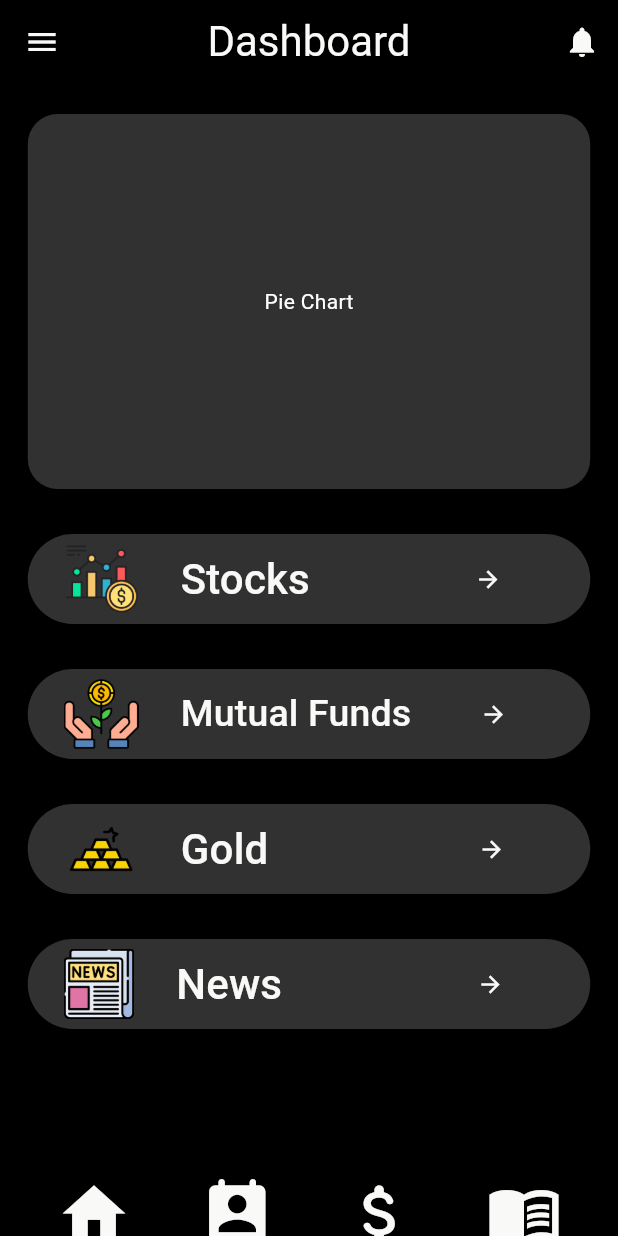
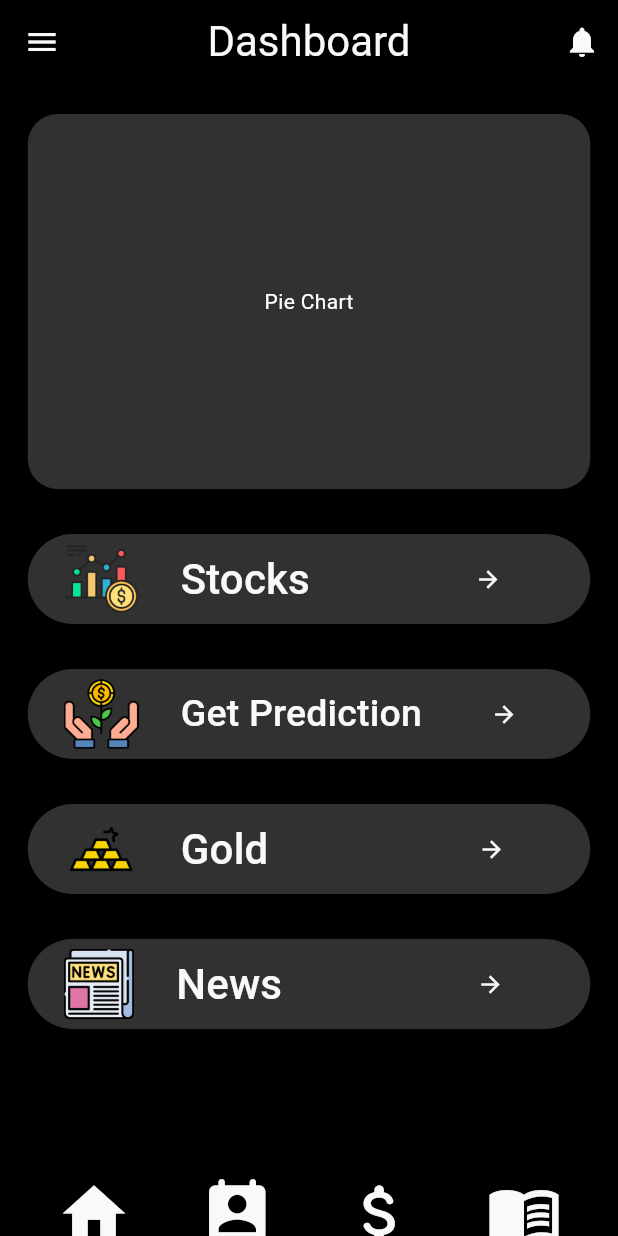
Before and after one commit to stranger-scripts-06/investment-manager, a Flutter app: the screen it shows once a user with an empty profile is signed in, on a phone screen of 412 x 824 dp. Run offline on Flutter 3.47's test engine with Material 3 defaults, Android fonts, the phone set to English and light mode, and no system bars; our stand-ins replace cloud_firestore, firebase_auth, firebase_core, flutter_svg; accounts and stored records are empty.

Commit message:
prediction page along with predictions added

```diff
--- a/lib/main.dart
+++ b/lib/main.dart
@@ -3,6 +3,7 @@ import 'package:investment_manager/auth/mainpage.dart';
 import 'package:investment_manager/pages/homepage.dart';
 import 'package:investment_manager/pages/loginpage.dart';
 import 'package:investment_manager/pages/portfoliopage.dart';
+import 'package:investment_manager/pages/prediction.dart';
 import 'package:investment_manager/pages/settingpage.dart';
 import 'package:investment_manager/pages/signup.dart';
 import 'package:investment_manager/pages/stockspage.dart';
@@ -49,7 +50,7 @@ class MyApp extends StatelessWidget {
         '/': (context) => MainPage(),
         '/home': (context) => HomePage(),
         '/stocks': (context) => StocksPage(),
-        '/mutualfunds': (context) => MutualFundsPage(),
+        '/prediction': (context) => ForecastApp(),
         '/gold': (context) => BullionPage(),
         '/settings': (context) => SettingsPage(),
         '/portfolio': (context) => PortfolioPage(),
--- a/lib/pages/homepage.dart
+++ b/lib/pages/homepage.dart
@@ -1,6 +1,7 @@
 import 'package:firebase_auth/firebase_auth.dart';
 import 'package:flutter/material.dart';
 import 'package:flutter_svg/flutter_svg.dart';
+
 class HomePage extends StatefulWidget {
   const HomePage({super.key});
 
@@ -15,21 +16,24 @@ class _HomePageState extends State<HomePage> {
   Widget build(BuildContext context) {
     return Scaffold(
       appBar: AppBar(
-        title: Text("Dashboard",
+        title: Text(
+          "Dashboard",
           style: TextStyle(
             color: Color(0xFFF9FAF8),
             fontSize: 28.0,
           ),
         ),
         centerTitle: true,
-        leading: IconButton(onPressed: (){
+        leading: IconButton(
+          onPressed: () {
             Navigator.pushNamed(context, '/settings');
           },
           icon: Icon(Icons.menu),
           color: Color(0xFFF9FAF8),
         ),
         actions: [
-          IconButton(onPressed: (){},
+          IconButton(
+            onPressed: () {},
             icon: Icon(Icons.notifications),
             color: Color(0xFFF9FAF8),
           ),
@@ -53,7 +57,8 @@ class _HomePageState extends State<HomePage> {
                   color: Color(0xFF313131),
                 ),
                 alignment: Alignment.center,
-                child: Text("Pie Chart",
+                child: Text(
+                  "Pie Chart",
                   style: TextStyle(
                     color: Colors.white,
                   ),
@@ -62,7 +67,8 @@ class _HomePageState extends State<HomePage> {
               SizedBox(
                 height: 30.0,
               ),
-              ElevatedButton(onPressed: (){
+              ElevatedButton(
+                onPressed: () {
                   Navigator.pushNamed(context, '/stocks');
                 },
                 child: Row(
@@ -75,7 +81,8 @@ class _HomePageState extends State<HomePage> {
                     SizedBox(
                       width: 28,
                     ),
-                      Text("Stocks",
+                    Text(
+                      "Stocks",
                       style: TextStyle(
                         color: Color(0xFFF9FAF8),
                         fontSize: 28,
@@ -85,7 +92,8 @@ class _HomePageState extends State<HomePage> {
                       width: 110,
                     ),
                     Container(
-                        child: Icon(Icons.arrow_forward,
+                      child: Icon(
+                        Icons.arrow_forward,
                         color: Color(0xFFF9FAF8),
                       ),
                     ),
@@ -104,20 +112,23 @@ class _HomePageState extends State<HomePage> {
               SizedBox(
                 height: 30.0,
               ),
-              ElevatedButton(onPressed: (){
-                Navigator.pushNamed(context, '/mutualfunds');
+              ElevatedButton(
+                onPressed: () {
+                  Navigator.pushNamed(context, '/prediction');
                 },
                 child: Row(
                   children: [
                     Container(
-                      child: Image.asset("assets/Icons/mutualFundIconPopVectors.png"),
+                      child: Image.asset(
+                          "assets/Icons/mutualFundIconPopVectors.png"),
                       height: 50,
                       width: 50,
                     ),
                     SizedBox(
                       width: 28,
                     ),
-                    Text("Mutual Funds",
+                    Text(
+                      "Get Prediction",
                       style: TextStyle(
                         color: Color(0xFFF9FAF8),
                         fontSize: 25,
@@ -127,7 +138,8 @@ class _HomePageState extends State<HomePage> {
                       width: 46,
                     ),
                     Container(
-                      child: Icon(Icons.arrow_forward,
+                      child: Icon(
+                        Icons.arrow_forward,
                         color: Color(0xFFF9FAF8),
                       ),
                     ),
@@ -146,20 +158,23 @@ class _HomePageState extends State<HomePage> {
               SizedBox(
                 height: 30.0,
               ),
-              ElevatedButton(onPressed: (){
+              ElevatedButton(
+                onPressed: () {
                   Navigator.pushNamed(context, '/gold');
                 },
                 child: Row(
                   children: [
                     Container(
-                      child: Image.asset("assets/Icons/goldIconVectorStall.png"),
+                      child:
+                          Image.asset("assets/Icons/goldIconVectorStall.png"),
                       height: 50,
                       width: 50,
                     ),
                     SizedBox(
                       width: 28,
                     ),
-                    Text("Gold",
+                    Text(
+                      "Gold",
                       style: TextStyle(
                         color: Color(0xFFF9FAF8),
                         fontSize: 28,
@@ -169,7 +184,8 @@ class _HomePageState extends State<HomePage> {
                       width: 140,
                     ),
                     Container(
-                      child: Icon(Icons.arrow_forward,
+                      child: Icon(
+                        Icons.arrow_forward,
                         color: Color(0xFFF9FAF8),
                       ),
                     ),
@@ -188,7 +204,8 @@ class _HomePageState extends State<HomePage> {
               SizedBox(
                 height: 30.0,
               ),
-              ElevatedButton(onPressed: (){},
+              ElevatedButton(
+                onPressed: () {},
                 child: Row(
                   children: [
                     Container(
@@ -199,7 +216,8 @@ class _HomePageState extends State<HomePage> {
                     SizedBox(
                       width: 28,
                     ),
-                    Text("News",
+                    Text(
+                      "News",
                       style: TextStyle(
                         color: Color(0xFFF9FAF8),
                         fontSize: 28,
@@ -209,7 +227,8 @@ class _HomePageState extends State<HomePage> {
                       width: 130,
                     ),
                     Container(
-                      child: Icon(Icons.arrow_forward,
+                      child: Icon(
+                        Icons.arrow_forward,
                         color: Color(0xFFF9FAF8),
                       ),
                     ),
@@ -231,30 +250,38 @@ class _HomePageState extends State<HomePage> {
               Row(
                 mainAxisAlignment: MainAxisAlignment.spaceEvenly,
                 children: [
-                  IconButton(onPressed: (){},
-                      icon: Icon(Icons.home,
+                  IconButton(
+                    onPressed: () {},
+                    icon: Icon(
+                      Icons.home,
                       size: 50,
                     ),
                     color: Color(0xFFF9FAF8),
                   ),
-                  IconButton(onPressed: (){
+                  IconButton(
+                    onPressed: () {
                       Navigator.pushNamed(context, '/portfolio');
                     },
-                      icon: Icon(Icons.perm_contact_cal_rounded,
+                    icon: Icon(
+                      Icons.perm_contact_cal_rounded,
                       size: 50,
                     ),
                     color: Color(0xFFF9FAF8),
                   ),
-                  IconButton(onPressed: (){
+                  IconButton(
+                    onPressed: () {
                       Navigator.pushNamed(context, '/stocks');
                     },
-                      icon: Icon(Icons.attach_money_rounded,
+                    icon: Icon(
+                      Icons.attach_money_rounded,
                       size: 50,
                     ),
                     color: Color(0xFFF9FAF8),
                   ),
-                  IconButton(onPressed: (){},
-                    icon: Icon(Icons.menu_book,
+                  IconButton(
+                    onPressed: () {},
+                    icon: Icon(
+                      Icons.menu_book,
                       size: 50,
                     ),
                     color: Color(0xFFF9FAF8),
```
Also changed, not shown: lib/pages/analysis.dart (+1 -39 lines), lib/pages/prediction.dart (added, +83 -0 lines), 1 other file. Lines whose indentation alone changed are shown as unchanged.
